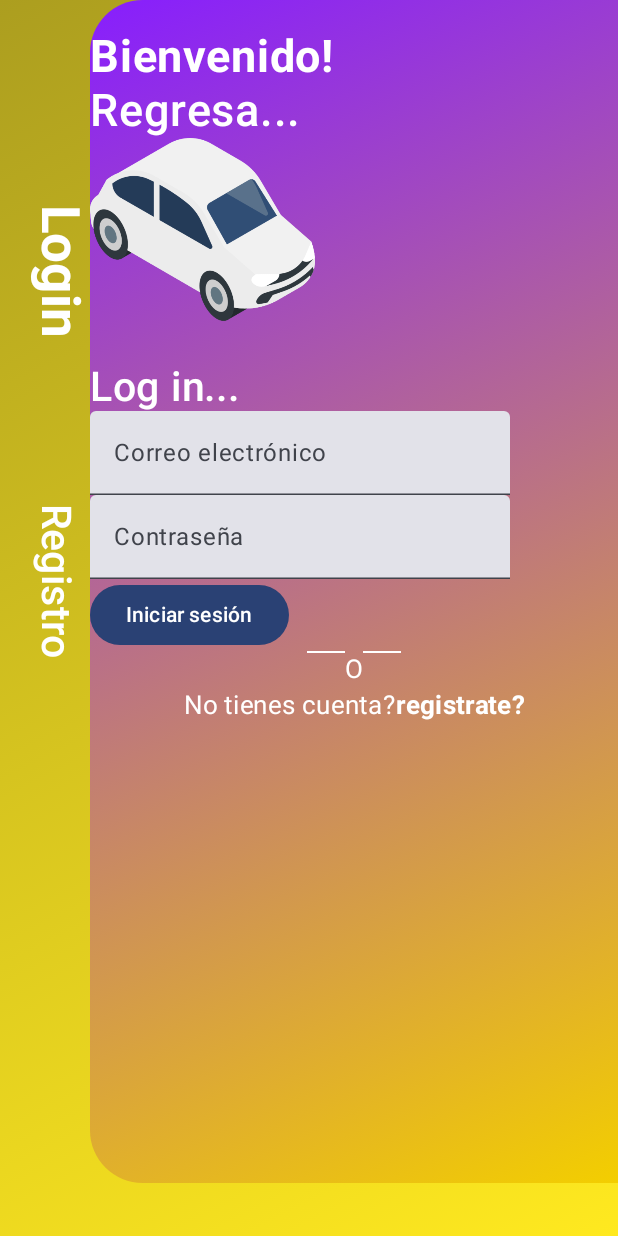
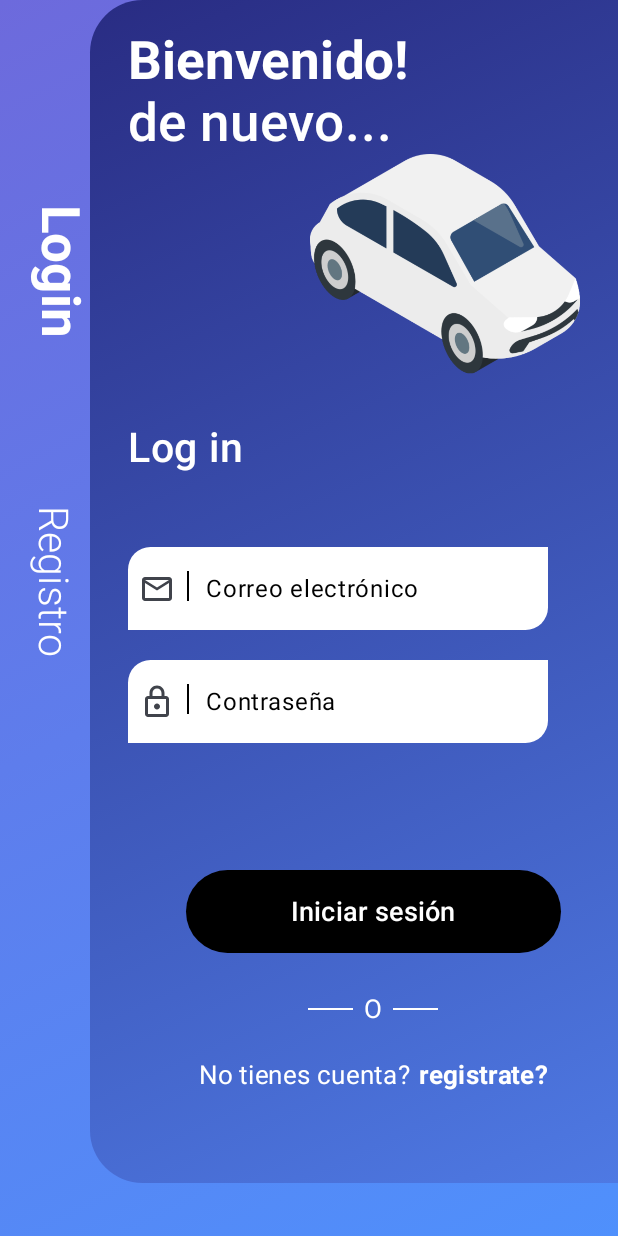
Before and after one commit to AntonioWalls/StudentsDrive2, an Android app built with Jetpack Compose: the screen it shows after launch (MainActivity), on a phone screen of 412 x 824 dp. Run offline under Robolectric (Android 15) with nearby library versions, the phone set to English and light mode, and no system bars.

Commit message:
login desing complete

```diff
--- /dev/null
+++ b/app/src/main/java/com/antoniowalls/indriverstudents/presentation/components/DefaultTextField.kt
@@ -0,0 +1,81 @@
+package com.antoniowalls.indriverstudents.presentation.components
+
+
+import androidx.compose.foundation.background
+import androidx.compose.foundation.layout.Box
+import androidx.compose.foundation.layout.Row
+import androidx.compose.foundation.layout.Spacer
+import androidx.compose.foundation.layout.height
+import androidx.compose.foundation.layout.width
+import androidx.compose.foundation.shape.RoundedCornerShape
+import androidx.compose.foundation.text.KeyboardOptions
+import androidx.compose.material3.Icon
+import androidx.compose.material3.Text
+import androidx.compose.material3.TextField
+import androidx.compose.material3.TextFieldDefaults
+import androidx.compose.runtime.Composable
+import androidx.compose.ui.Modifier
+import androidx.compose.ui.graphics.Color
+import androidx.compose.ui.graphics.vector.ImageVector
+import androidx.compose.ui.text.input.KeyboardType
+import androidx.compose.ui.text.input.PasswordVisualTransformation
+import androidx.compose.ui.text.input.VisualTransformation
+import androidx.compose.ui.unit.dp
+
+
+@Composable
+fun DefaultTextField(
+    modifier: Modifier,
+    value: String,
+    label: String,
+    icon: ImageVector,
+    onValueChange: (value: String) -> Unit,
+    keyboardType: KeyboardType = KeyboardType.Text,
+    hideText: Boolean = false
+) {
+  Box(
+      modifier = Modifier
+          .height(55.dp)
+          .background(
+              color = Color.White,
+              shape = RoundedCornerShape(topStart = 15.dp, bottomEnd = 15.dp)
+          )
+  ) {
+      TextField(
+          value = value,
+          onValueChange = {text ->
+              onValueChange(text)
+          },
+          label = {
+              Text(
+                  text = label,
+                  color = Color.Black
+              )
+          },
+          leadingIcon = {
+              Row () {
+                  Icon(
+                      imageVector = icon,
+                      contentDescription = null,
+                  )
+                  Spacer(modifier = Modifier.width(8.dp))
+                  Spacer(modifier = Modifier
+                      .height(20.dp)
+                      .width(1.dp)
+                      .background(Color.Black))
+              }
+
+          },
+          keyboardOptions = KeyboardOptions(keyboardType = keyboardType),
+          visualTransformation = if(hideText) PasswordVisualTransformation() else VisualTransformation.None,
+          colors = TextFieldDefaults.colors(
+              focusedContainerColor = Color.Transparent,
+              unfocusedContainerColor = Color.Transparent,
+              focusedIndicatorColor = Color.Transparent,
+              unfocusedIndicatorColor = Color.Transparent,
+              disabledIndicatorColor = Color.Transparent,
+          )
+
+      )
+  }
+}
--- /dev/null
+++ b/app/src/main/java/com/antoniowalls/indriverstudents/presentation/navigation/Graph.kt
@@ -0,0 +1,4 @@
+package com.antoniowalls.indriverstudents.presentation.navigation
+
+object Graph {
+}
--- a/app/src/main/java/com/antoniowalls/indriverstudents/presentation/screens/auth/login/LoginScreen.kt
+++ b/app/src/main/java/com/antoniowalls/indriverstudents/presentation/screens/auth/login/LoginScreen.kt
@@ -18,7 +18,13 @@ import androidx.compose.foundation.layout.size
 import androidx.compose.foundation.layout.statusBarsPadding
 import androidx.compose.foundation.layout.width
 import androidx.compose.foundation.shape.RoundedCornerShape
+import androidx.compose.material.icons.Icons
+import androidx.compose.material.icons.filled.Email
+import androidx.compose.material.icons.filled.Lock
+import androidx.compose.material.icons.outlined.Email
+import androidx.compose.material.icons.outlined.Lock
 import androidx.compose.material3.Button
+import androidx.compose.material3.ButtonDefaults
 import androidx.compose.material3.Scaffold
 import androidx.compose.material3.Text
 import androidx.compose.material3.TextField
@@ -34,10 +40,12 @@ import androidx.compose.ui.graphics.Brush
 import androidx.compose.ui.graphics.Color
 import androidx.compose.ui.res.painterResource
 import androidx.compose.ui.text.font.FontWeight
+import androidx.compose.ui.text.input.KeyboardType
 import androidx.compose.ui.tooling.preview.Preview
 import androidx.compose.ui.unit.dp
 import androidx.compose.ui.unit.sp
 import com.antoniowalls.indriverstudents.R
+import com.antoniowalls.indriverstudents.presentation.components.DefaultTextField
 
 @Composable
 fun LoginScreen() {
@@ -57,7 +65,7 @@ fun LoginScreen() {
                 .fillMaxSize()
                 .background(
                     brush = Brush.linearGradient(
-                        colors = listOf(Color(0xFFAC9E1F), Color(0xFFFFE91F))
+                        colors = listOf(Color(0xFF6D6ADC), Color(0xFF4F90FC))
                     )
                 )
                 .padding(paddingValues)
@@ -82,19 +90,20 @@ fun LoginScreen() {
                     text = "Registro",
                     color = Color.White,
                     fontSize = 27.sp,
-                    fontWeight = FontWeight.Medium,
+                    fontWeight = FontWeight.Light,
                     modifier = Modifier.rotate(90f).padding(top = 30.dp)
                 )
                 Spacer(modifier = Modifier.height(250.dp))
             }
         }
+
         Box(
             modifier = Modifier
                 .fillMaxSize()
                 .padding(start = 60.dp, bottom = 35.dp)
                 .background(
                     brush = Brush.linearGradient(
-                        colors = listOf(Color(0xFF871EFE), Color(0xFFF3CE00))
+                        colors = listOf(Color(0xFF292C83), Color(0xFF4E79E3))
                     ),
                     shape = RoundedCornerShape(
                         topStart = 35.dp,
@@ -104,73 +113,106 @@ fun LoginScreen() {
 
         ) {
             Column(
-                modifier = Modifier.statusBarsPadding()
+                modifier = Modifier.statusBarsPadding().padding(start = 25.dp)
             ) {
                 Spacer(modifier = Modifier.height(20.dp))
                 Text(
                     text = "Bienvenido!",
                     color = Color.White,
-                    fontSize = 30.sp,
+                    fontSize = 35.sp,
                     fontWeight = FontWeight.Bold
                 )
                 Text(
-                    text = "Regresa...",
+                    text = "de nuevo...",
                     color = Color.White,
-                    fontSize = 30.sp,
+                    fontSize = 35.sp,
                     fontWeight = FontWeight.Medium
                 )
+                Box(
+                    modifier = Modifier.fillMaxWidth().padding(end = 25.dp)
+                ){
                     Image(
-                    modifier = Modifier.size(150.dp),
+                        modifier = Modifier
+                            .size(180.dp)
+                            .align(Alignment.CenterEnd),
                         painter = painterResource(id = R.drawable.car_white),
                         contentDescription = null,
                     )
+                }
+
                 Text(
-                    text = "Log in...",
+                    text = "Log in",
                     color = Color.White,
                     fontSize = 27.sp,
                     fontWeight = FontWeight.Medium
                 )
-                TextField(
+                Spacer(modifier = Modifier.height(50.dp))
+                //textfield de correo electrónico
+                DefaultTextField(
+                    modifier = Modifier,
                     value = email,
+                    label = "Correo electrónico",
+                    icon = Icons.Outlined.Email,
                     onValueChange = {
                         email = it
                     },
-                    label = { Text("Correo electrónico") },
+                    keyboardType = KeyboardType.Email
                 )
-                TextField(
+
+                Spacer(modifier = Modifier.height(20.dp))
+                //textfield de contraseña
+                DefaultTextField(
+                    modifier = Modifier,
                     value = password,
+                    label = "Contraseña",
+                    icon = Icons.Outlined.Lock,
                     onValueChange = {
                         password = it
                     },
-                    label = { Text("Contraseña") },
+                    keyboardType = KeyboardType.Password,
+                    hideText = true
                 )
+                Spacer(modifier = Modifier.weight(1f))
+                Box(
+                    modifier = Modifier
+                        .fillMaxWidth(),
+                ){
                     Button(
-                    onClick = { }
+                        modifier = Modifier
+                            .align(Alignment.Center)
+                            .width(250.dp)
+                            .height(55.dp),
+                        onClick = { },
+                        colors = ButtonDefaults.buttonColors(Color.Black)
                     ) {
-                    Text("Iniciar sesión")
+                        Text("Iniciar sesión", fontSize = 18.sp, color = Color.White)
                     }
+                }
+                Spacer(modifier = Modifier.height(25.dp))
                 Row(
                     modifier = Modifier.fillMaxWidth(),
-                    horizontalArrangement = Arrangement.Center
+                    horizontalArrangement = Arrangement.Center,
+                    verticalAlignment = Alignment.CenterVertically
                 ){
                     Spacer(modifier = Modifier
-                        .width(25.dp)
+                        .width(30.dp)
                         .height(1.dp)
                         .background(Color.White)
                     )
                     Text(
+                        modifier = Modifier.padding(horizontal = 7.dp),
                         text = "O",
                         color = Color.White,
                         fontSize = 17.sp,
                     )
                     Spacer(modifier = Modifier
-                        .width(25.dp)
+                        .width(30.dp)
                         .height(1.dp)
                         .background(Color.White)
                     )
 
                 }
-
+                Spacer(modifier = Modifier.height(20.dp))
                 Row(
                     modifier = Modifier.fillMaxWidth(),
                     horizontalArrangement = Arrangement.Center
@@ -180,6 +222,7 @@ fun LoginScreen() {
                         color = Color.White,
                         fontSize = 17.sp,
                     )
+                    Spacer(modifier = Modifier.width(5.dp))
                     Text(
                         text = "registrate?",
                         color = Color.White,
@@ -187,6 +230,7 @@ fun LoginScreen() {
                         fontWeight = FontWeight.Bold
                     )
                 }
+                Spacer(modifier= Modifier.height(60.dp))
             }
         }
 
```
Lines whose indentation alone changed are shown as unchanged.
